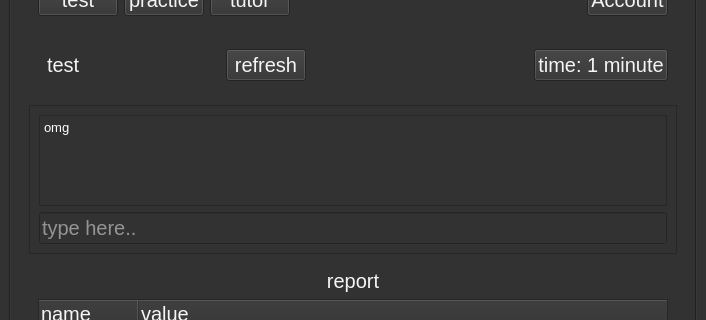
Prakash5209/typing_tutor, file home.ui: the form before one commit; both pictures show x 0 to 706 and y 102 to 422 of the 706 by 553 pixel window.
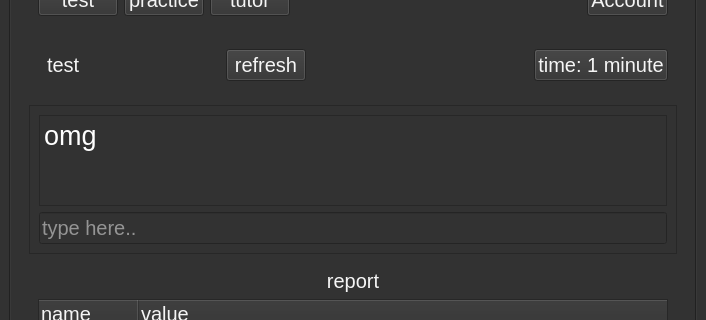
The form after the commit.

Patch:
```diff
--- a/home.ui
+++ b/home.ui
@@ -280,7 +280,7 @@
 &lt;html&gt;&lt;head&gt;&lt;meta name=&quot;qrichtext&quot; content=&quot;1&quot; /&gt;&lt;style type=&quot;text/css&quot;&gt;
 p, li { white-space: pre-wrap; }
 &lt;/style&gt;&lt;/head&gt;&lt;body style=&quot; font-family:'Ubuntu'; font-size:15pt; font-weight:400; font-style:normal;&quot;&gt;
-&lt;p style=&quot; margin-top:6px; margin-bottom:6px; margin-left:0px; margin-right:0px; -qt-block-indent:0; text-indent:0px;&quot;&gt;&lt;span style=&quot; font-size:10pt; color:#ffffff;&quot;&gt;omg&lt;/span&gt;&lt;/p&gt;&lt;/body&gt;&lt;/html&gt;</string>
+&lt;p style=&quot; margin-top:6px; margin-bottom:6px; margin-left:0px; margin-right:0px; -qt-block-indent:0; text-indent:0px;&quot;&gt;&lt;span style=&quot; font-size:20pt; color:#ffffff;&quot;&gt;omg&lt;/span&gt;&lt;/p&gt;&lt;/body&gt;&lt;/html&gt;</string>
                 </property>
                 <property name="overwriteMode">
                  <bool>false</bool>
```
